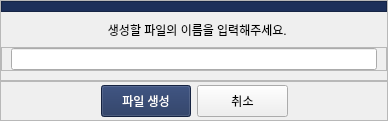
This is BookTable_ver2_0/newfile_answer.ui in JeongsolKim/DJIVF as Qt 5 draws it before an edit. The edited form follows.
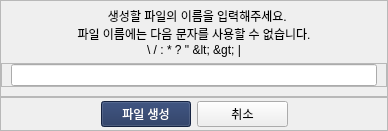
This is the edited form.

Patch:
```diff
--- a/BookTable_ver2_0/newfile_answer.ui
+++ b/BookTable_ver2_0/newfile_answer.ui
@@ -52,7 +52,9 @@
         <item row="1" column="0">
          <widget class="QLabel" name="label">
           <property name="text">
-           <string>  생성할 파일의 이름을 입력해주세요.</string>
+           <string>  생성할 파일의 이름을 입력해주세요.
+파일 이름에는 다음 문자를 사용할 수 없습니다.
+ \ / : * ? &quot; &lt; &gt; | </string>
           </property>
           <property name="alignment">
            <set>Qt::AlignCenter</set>
```
